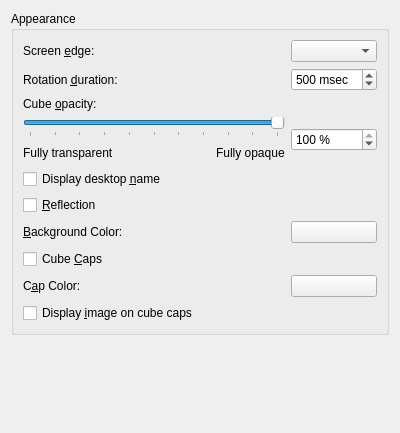
Old version of the form effects/cube_config.ui in the repository KDE/kwin.
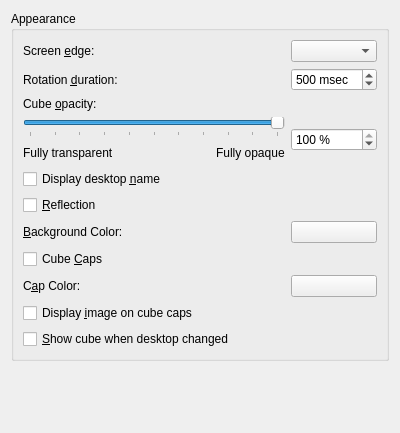
New version of the form. Custom widgets are drawn as their Qt base class.

Commit message: Add of config option if the cube should be shown when desktop is changed via pager or ctrl+f1-4. Turned of per default.

The edit to the form file:
```diff
--- a/effects/cube_config.ui
+++ b/effects/cube_config.ui
@@ -186,6 +186,13 @@
         </property>
        </widget>
       </item>
+      <item row="14" column="0" >
+       <widget class="QCheckBox" name="animateDesktopChangeBox" >
+        <property name="text" >
+         <string>&amp;Show cube when desktop changed</string>
+        </property>
+       </widget>
+      </item>
      </layout>
     </widget>
    </item>
```
Left out of the diff: 12 changed lines with no effect on the pictures. The commit also changes 3 other files.
